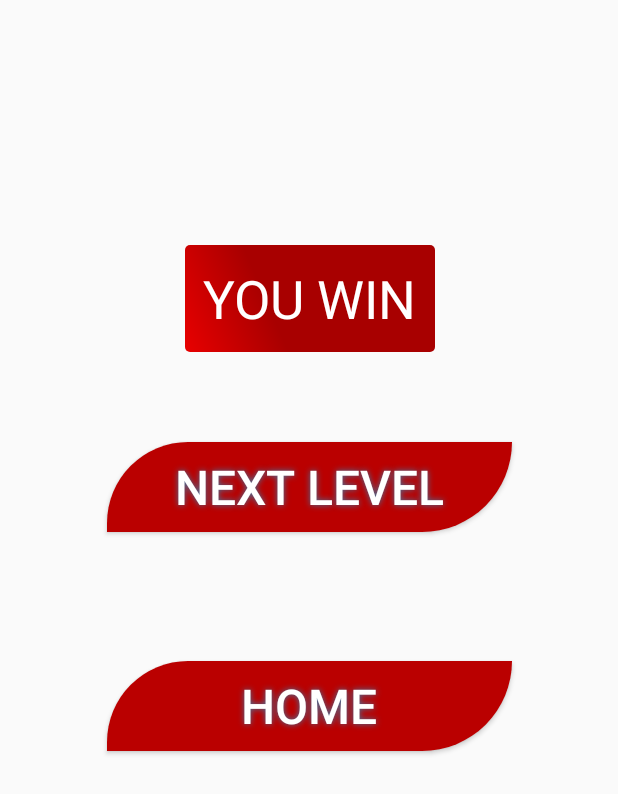
After one commit to noukaza/puzzle-taquin, an Android app: the WinActivity screen opened directly, with no data from a screen before it, on a phone screen of 412 x 824 dp. The commit adds this screen. Shown: the top 794 px of the screen. Run offline under Robolectric (Android 15) with nearby library versions, the phone set to English and light mode, and no system bars.

Commit message:
add win activity

```diff
--- a/app/src/main/AndroidManifest.xml
+++ b/app/src/main/AndroidManifest.xml
@@ -26,7 +26,8 @@
         <activity
             android:name=".Level"
             android:screenOrientation="locked" />
-        <activity android:name=".Restart"></activity>
+        <activity android:name=".Restart" />
+        <activity android:name=".WinActivity"></activity>
     </application>
 
 </manifest>
--- /dev/null
+++ b/app/src/main/res/layout/activity_win.xml
@@ -0,0 +1,69 @@
+<?xml version="1.0" encoding="utf-8"?>
+<android.support.constraint.ConstraintLayout xmlns:android="http://schemas.android.com/apk/res/android"
+    xmlns:app="http://schemas.android.com/apk/res-auto"
+    xmlns:tools="http://schemas.android.com/tools"
+    android:layout_width="match_parent"
+    android:layout_height="match_parent"
+    tools:context="upec.projetandroid2017_2018.WinActivity">
+
+    <TextView
+        android:id="@+id/textView"
+        android:layout_width="wrap_content"
+        android:layout_height="wrap_content"
+        android:layout_marginBottom="8dp"
+        android:layout_marginEnd="8dp"
+        android:layout_marginStart="8dp"
+        android:background="@drawable/gamebutton"
+        android:text="YOU WIN"
+        android:textColor="#FFFFFF"
+        android:textSize="35dp"
+        app:layout_constraintBottom_toBottomOf="parent"
+        app:layout_constraintEnd_toEndOf="parent"
+        app:layout_constraintHorizontal_bias="0.502"
+        app:layout_constraintStart_toStartOf="parent"
+        app:layout_constraintTop_toTopOf="parent"
+        app:layout_constraintVertical_bias="0.219" />
+
+    <Button
+        android:id="@+id/nextbt"
+        android:layout_width="wrap_content"
+        android:layout_height="wrap_content"
+        android:layout_marginEnd="8dp"
+        android:layout_marginStart="8dp"
+        android:layout_marginTop="60dp"
+        android:background="@drawable/button"
+        android:onClick="next"
+        android:shadowColor="#3B7CA8"
+        android:shadowDx="0"
+        android:shadowDy="0"
+        android:shadowRadius="5"
+        android:text="Next Level"
+        android:textColor="#FFFFFF"
+        android:textSize="32sp"
+        app:layout_constraintEnd_toEndOf="parent"
+        app:layout_constraintStart_toStartOf="parent"
+        app:layout_constraintTop_toBottomOf="@+id/textView" />
+
+    <Button
+        android:id="@+id/homebt"
+        android:layout_width="wrap_content"
+        android:layout_height="wrap_content"
+        android:layout_marginBottom="8dp"
+        android:layout_marginEnd="8dp"
+        android:layout_marginStart="8dp"
+        android:layout_marginTop="8dp"
+        android:background="@drawable/button"
+        android:onClick="home"
+        android:shadowColor="#3B7CA8"
+        android:shadowDx="0"
+        android:shadowDy="0"
+        android:shadowRadius="5"
+        android:text="HOME"
+        android:textColor="#FFFFFF"
+        android:textSize="32sp"
+        app:layout_constraintBottom_toBottomOf="parent"
+        app:layout_constraintEnd_toEndOf="parent"
+        app:layout_constraintStart_toStartOf="parent"
+        app:layout_constraintTop_toBottomOf="@+id/nextbt"
+        app:layout_constraintVertical_bias="0.198" />
+</android.support.constraint.ConstraintLayout>
```
Also changed, not shown: app/src/main/java/upec/projetandroid2017_2018/DbGame.java (+19 -4 lines), app/src/main/java/upec/projetandroid2017_2018/Game.java (+18 -9 lines), app/src/main/java/upec/projetandroid2017_2018/GameActivity.java (+11 -8 lines), app/src/main/java/upec/projetandroid2017_2018/MainActivity.java (+28 -1 lines), app/src/main/java/upec/projetandroid2017_2018/WinActivity.java (added, +45 -0 lines), app/src/main/res/layout/activity_main.xml (+2 -33 lines).
